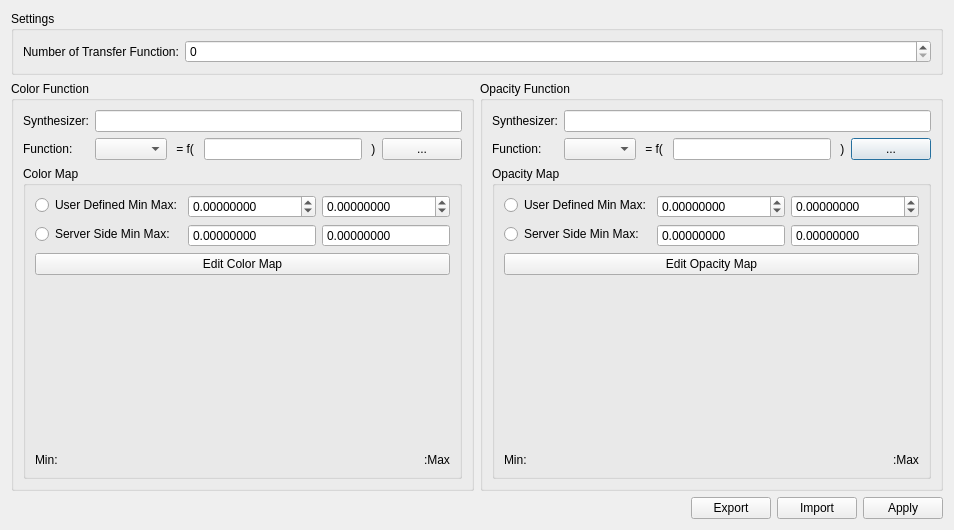
First picture: the form in Client/Widgets/TransferFunctionEditor.ui, repository CCSEPBVR/CS-IS-PBVR, before the edit.
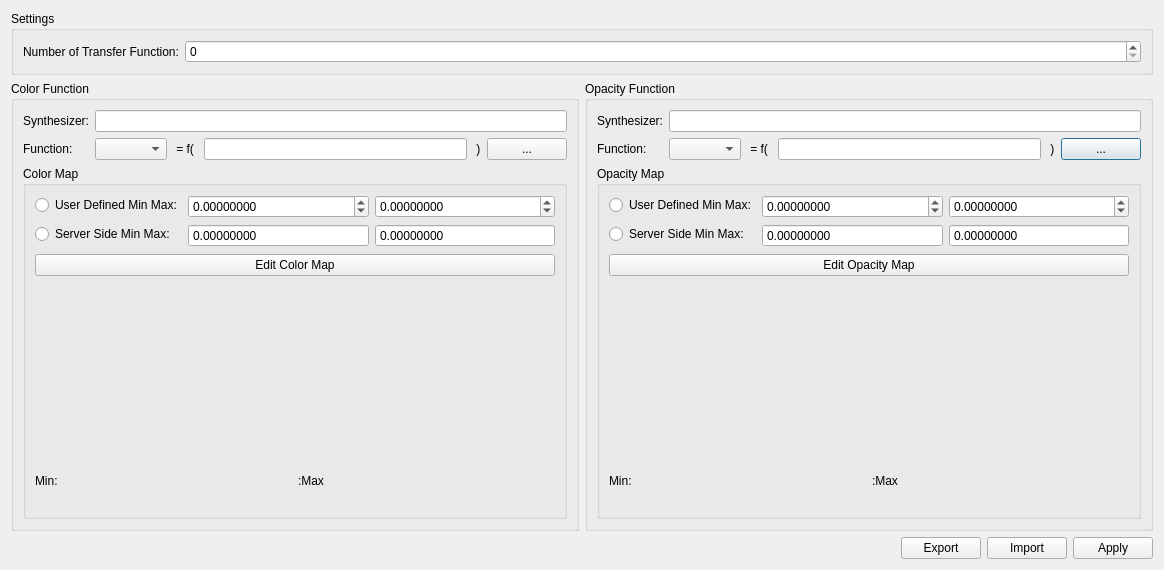
Second picture: the form after the edit. Custom widgets are drawn as their Qt base class.

```diff
--- a/Client/Widgets/TransferFunctionEditor.ui
+++ b/Client/Widgets/TransferFunctionEditor.ui
@@ -6,8 +6,8 @@
    <rect>
     <x>0</x>
     <y>0</y>
-    <width>764</width>
-    <height>474</height>
+    <width>1164</width>
+    <height>570</height>
    </rect>
   </property>
   <property name="windowTitle">
@@ -88,14 +88,14 @@
          <string>Opacity Map</string>
         </property>
         <layout class="QGridLayout" name="gridLayout_6">
-         <item row="4" column="0" alignment="Qt::AlignLeft">
+         <item row="4" column="0" alignment="">
           <widget class="QLabel" name="opacityMinLabel">
            <property name="text">
             <string>Min:</string>
            </property>
           </widget>
          </item>
-         <item row="4" column="1" alignment="Qt::AlignRight">
+         <item row="4" column="1" alignment="">
           <widget class="QLabel" name="opacityMaxLabel">
            <property name="text">
             <string>:Max</string>
@@ -131,6 +131,12 @@
          </item>
          <item row="0" column="0" colspan="2">
           <layout class="QFormLayout" name="formLayout_2">
+           <property name="fieldGrowthPolicy">
+            <enum>QFormLayout::AllNonFixedFieldsGrow</enum>
+           </property>
+           <property name="labelAlignment">
+            <set>Qt::AlignLeading|Qt::AlignLeft|Qt::AlignVCenter</set>
+           </property>
            <item row="0" column="0">
             <widget class="QRadioButton" name="opacityUserDefinedMinMaxRadioButton">
              <property name="text">
@@ -311,14 +317,14 @@
          <string>Color Map</string>
         </property>
         <layout class="QGridLayout" name="gridLayout_3">
-         <item row="4" column="0" alignment="Qt::AlignLeft">
+         <item row="4" column="0" alignment="">
           <widget class="QLabel" name="colorMinLabel">
            <property name="text">
             <string>Min:</string>
            </property>
           </widget>
          </item>
-         <item row="4" column="1" alignment="Qt::AlignRight">
+         <item row="4" column="1" alignment="">
           <widget class="QLabel" name="colorMaxLabel">
            <property name="text">
             <string>:Max</string>
@@ -354,6 +360,15 @@
          </item>
          <item row="0" column="0" colspan="2">
           <layout class="QFormLayout" name="formLayout">
+           <property name="fieldGrowthPolicy">
+            <enum>QFormLayout::AllNonFixedFieldsGrow</enum>
+           </property>
+           <property name="rowWrapPolicy">
+            <enum>QFormLayout::DontWrapRows</enum>
+           </property>
+           <property name="labelAlignment">
+            <set>Qt::AlignLeading|Qt::AlignLeft|Qt::AlignVCenter</set>
+           </property>
            <item row="0" column="0">
             <widget class="QRadioButton" name="colorUserDefinedMinMaxRadioButton">
              <property name="text">
@@ -512,6 +527,9 @@
      <layout class="QGridLayout" name="gridLayout_2">
       <item row="1" column="0">
        <layout class="QFormLayout" name="formLayout_3">
+        <property name="fieldGrowthPolicy">
+         <enum>QFormLayout::AllNonFixedFieldsGrow</enum>
+        </property>
         <item row="0" column="0">
          <widget class="QLabel" name="numberOfTransferFunctionlabel">
           <property name="text">
```
